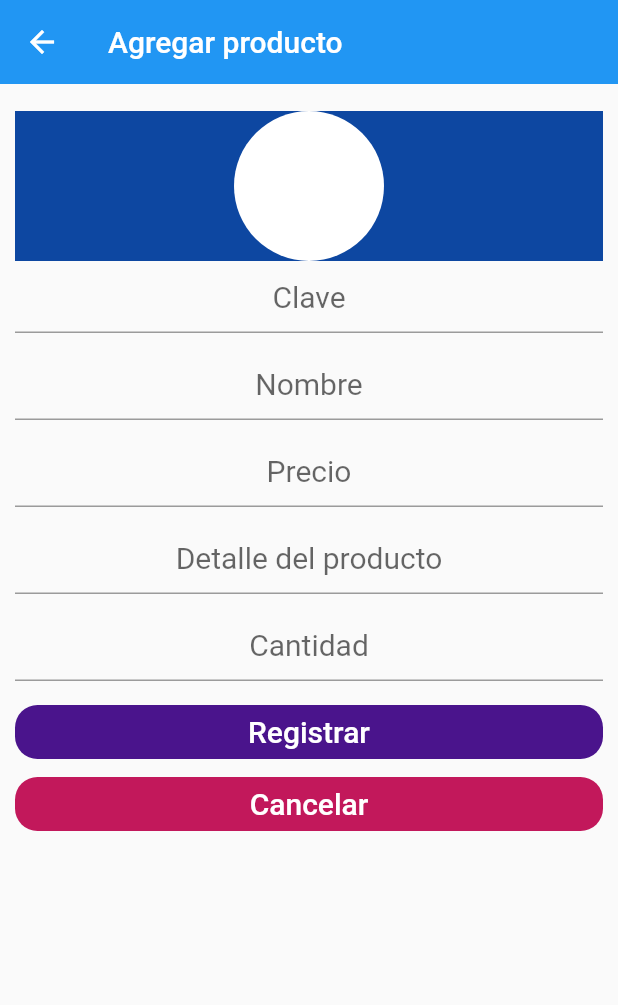
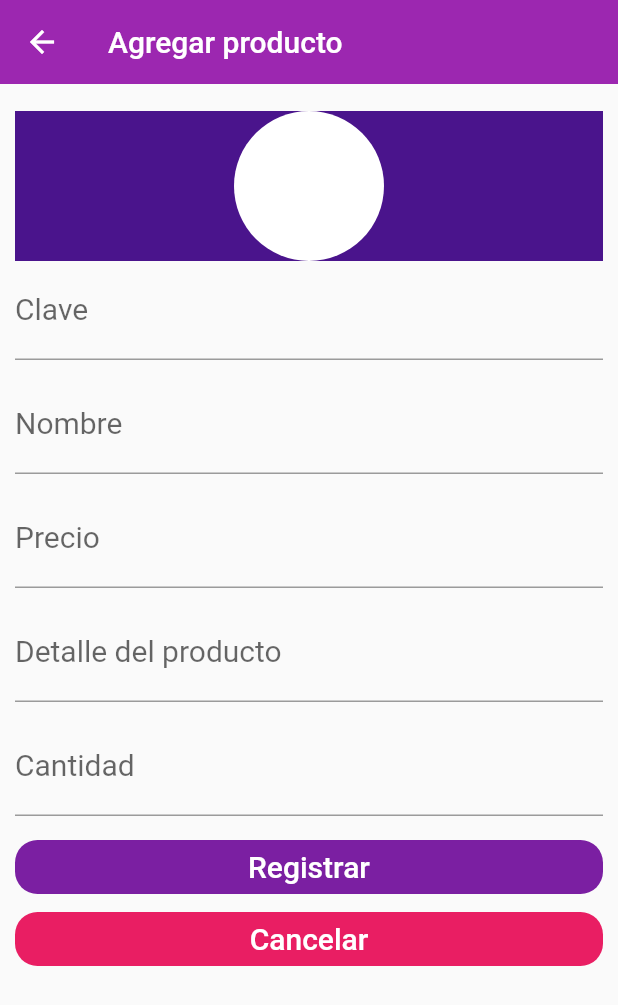
Before and after one commit to EleomarPL/RegisterProducts, a Flutter app: the screen it shows after launch, after a tap on the "add" icon, on a phone screen of 412 x 824 dp. Shown: the top 1005 px of the screen. Run offline on Flutter 3.47's test engine with Material 2 defaults, Android fonts, the phone set to English and light mode, and no system bars; our stand-ins replace sqflite; accounts and stored records are empty.

Commit message:
first modification - modification of colors and change of the placeholder

```diff
--- a/lib/DatabaseOperation/databaseData.dart
+++ b/lib/DatabaseOperation/databaseData.dart
@@ -5,7 +5,6 @@ import 'package:productos/DatabaseOperation/Task.dart';
 
 class DatabaseData {
   Database _db;
-  static int resultQueryId = 0;
   initDB() async {
     _db = await openDatabase(
       path.join(await getDatabasesPath(), 'created_products_database.db'),
@@ -29,11 +28,9 @@ class DatabaseData {
   }
 
   Future<int> queryId(int id) async {
-    resultQueryId = Sqflite.firstIntValue(
+    int resultQueryId = Sqflite.firstIntValue(
         await _db.rawQuery('SELECT * FROM products WHERE id = ?', ['$id']));
     return resultQueryId;
-    //print(resultQuery);
-    //return (resultQuery);
   }
 
   Future<void> updateProduct(Task task) async {
--- a/lib/addProduct/FormAdd.dart
+++ b/lib/addProduct/FormAdd.dart
@@ -46,7 +46,7 @@ Widget _boxTextField(String placeholder, TextEditingController controllerText,
       style: TextStyle(
         fontSize: 20,
       ),
-      decoration: InputDecoration(hintText: placeholder),
+      decoration: InputDecoration(labelText: placeholder),
       textAlign: TextAlign.center,
       keyboardType: typeData,
     );
@@ -138,16 +138,6 @@ class ContentForm extends State<FormAdd> {
               Navigator.pop(context),
             }
         });
-    //if (bandInsert) {
-    /*var task = Task(
-          int.tryParse(controllerForm['id'].text),
-          controllerForm['name'].text,
-          double.tryParse(controllerForm['price'].text),
-          controllerForm['detailarticle'].text,
-          int.tryParse(controllerForm['amount'].text));
-      widget.callbackInsert(task);
-      Navigator.pop(context);*/
-    //}
   }
 
   @override
@@ -161,7 +151,7 @@ class ContentForm extends State<FormAdd> {
               crossAxisAlignment: CrossAxisAlignment.stretch,
               children: [
                 Container(
-                    color: Colors.blue[900],
+                    color: Colors.purple[900],
                     child: CircleAvatar(
                       backgroundColor: Colors.white,
                       maxRadius: 50.0,
@@ -191,7 +181,7 @@ class ContentForm extends State<FormAdd> {
                   style: TextStyle(
                     fontSize: 20,
                   ),
-                  decoration: InputDecoration(hintText: "Nombre"),
+                  decoration: InputDecoration(labelText: "Nombre"),
                   textAlign: TextAlign.center,
                   keyboardType: TextInputType.text,
                 ),
@@ -217,7 +207,7 @@ class ContentForm extends State<FormAdd> {
                   height: 10,
                 ),
                 RaisedButton(
-                  color: Colors.purple[900],
+                  color: Colors.purple[700],
                   elevation: 0,
                   shape: RoundedRectangleBorder(
                     borderRadius: BorderRadius.circular(
@@ -239,7 +229,7 @@ class ContentForm extends State<FormAdd> {
                   },
                 ),
                 RaisedButton(
-                  color: Colors.pink[700],
+                  color: Colors.pink,
                   elevation: 0,
                   shape: RoundedRectangleBorder(
                     borderRadius: BorderRadius.circular(
--- a/lib/addProduct/addProduct.dart
+++ b/lib/addProduct/addProduct.dart
@@ -19,6 +19,8 @@ class AddProduct extends StatelessWidget {
         appBar: AppBar(
           elevation: 0,
           title: Text('Agregar producto'),
+          backgroundColor: Colors.purple,
+          iconTheme: IconThemeData(color: Colors.white),
         ),
         body: SafeArea(
           child:
--- a/lib/main.dart
+++ b/lib/main.dart
@@ -15,7 +15,7 @@ class MyApp extends StatelessWidget {
   @override
   Widget build(BuildContext context) {
     return MaterialApp(
-      title: 'Flutter Demo',
+      title: 'Productos',
       theme: ThemeData(
         primarySwatch: Colors.blue,
         visualDensity: VisualDensity.adaptivePlatformDensity,
@@ -62,6 +62,8 @@ class _mainComponent extends State<mainPage> {
   Widget _getAppBarNotSearching(String title) {
     return AppBar(
       title: Text(title),
+      backgroundColor: Colors.purple,
+      iconTheme: IconThemeData(color: Colors.white),
       actions: <Widget>[
         IconButton(
             icon: Icon(Icons.search),
@@ -75,6 +77,8 @@ class _mainComponent extends State<mainPage> {
   Widget _getAppBarSearching() {
     return AppBar(
       automaticallyImplyLeading: false,
+      backgroundColor: Colors.purple,
+      iconTheme: IconThemeData(color: Colors.white),
       leading: IconButton(
           icon: Icon(Icons.clear),
           onPressed: () {
@@ -101,7 +105,7 @@ class _mainComponent extends State<mainPage> {
           decoration: InputDecoration(
             focusColor: Colors.white,
             focusedBorder: UnderlineInputBorder(
-                borderSide: BorderSide(color: Colors.blue)),
+                borderSide: BorderSide(color: Colors.white)),
             enabledBorder: UnderlineInputBorder(
                 borderSide: BorderSide(color: Colors.blue)),
           ),
@@ -212,6 +216,7 @@ class _mainComponent extends State<mainPage> {
         onPressed: () {
           Navigator.of(context).push(_handleNavigationPressed());
         },
+        backgroundColor: Colors.pink[600],
         tooltip: 'Agregar producto',
         child: Icon(Icons.add),
       ),
--- a/lib/updateProduct/updateProduct.dart
+++ b/lib/updateProduct/updateProduct.dart
@@ -27,8 +27,8 @@ class _UpdateProductState extends State<UpdateProduct> {
         appBar: AppBar(
           elevation: 0,
           title: Text('Actualizar producto'),
-          //backgroundColor: Colors.white,
-          //iconTheme: IconThemeData(color: Colors.black),
+          backgroundColor: Colors.purple,
+          iconTheme: IconThemeData(color: Colors.white),
         ),
         body: SafeArea(
           child:
```
Also changed, not shown: lib/updateProduct/FormUpdate.dart (+5 -7 lines).
